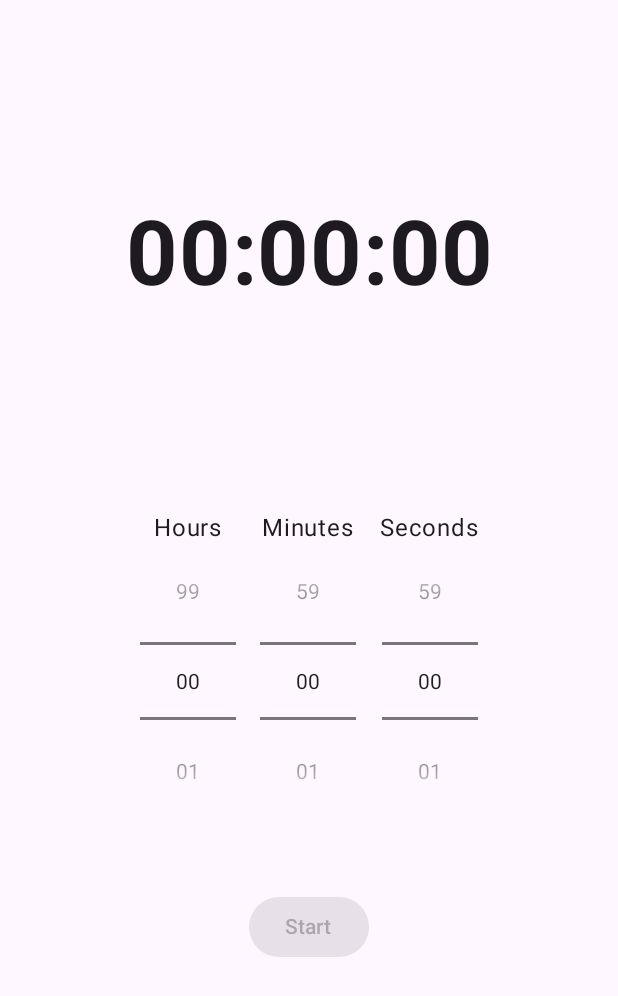
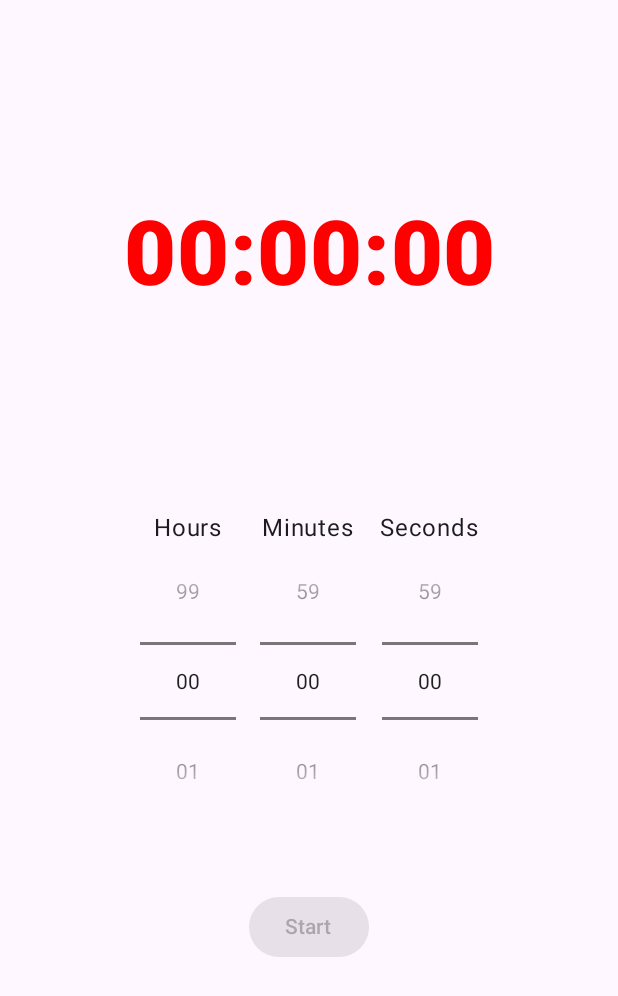
Before and after one commit to AaronRoy12503/Week11AssignmentBCS271, an Android app built with Jetpack Compose: the screen it shows after launch (CountDownActivity), on a phone screen of 412 x 824 dp. Shown: the top 996 px of the screen. Run offline under Robolectric (Android 15) with nearby library versions, the phone set to English and light mode, and no system bars.

Commit message:
Completed ToDo 8

```diff
--- a/app/src/main/java/edu/farmingdale/threadsexample/MainActivity.kt
+++ b/app/src/main/java/edu/farmingdale/threadsexample/MainActivity.kt
@@ -26,5 +26,4 @@ class MainActivity : ComponentActivity() {
     }
 }
 
-// ToDo 7: Play a sound when the timer reaches 0
 // ToDo 8: During the last 10 seconds, make the text red and bold
--- a/app/src/main/java/edu/farmingdale/threadsexample/countdowntimer/TimerScreen.kt
+++ b/app/src/main/java/edu/farmingdale/threadsexample/countdowntimer/TimerScreen.kt
@@ -51,8 +51,7 @@ fun TimerScreen(
             contentAlignment = Alignment.Center
         ) {
             if (timerViewModel.isRunning) {
-                val initialMillis = remember { timerViewModel.remainingMillis.toFloat() }
-                val progress = (timerViewModel.remainingMillis / initialMillis).toFloat()
+                val progress = timerViewModel.remainingMillis.toFloat() / timerViewModel.totalMillis.toFloat()
 
                 val animatedProgress by animateFloatAsState(
                     targetValue = progress,
@@ -70,10 +69,14 @@ fun TimerScreen(
                     color = Color(0xFF6200EE)
                 )
             }
+
+            // Change text color and weight based on remaining time
+            val isLastTenSeconds = timerViewModel.remainingMillis <= 10000
             Text(
                 text = timerText(timerViewModel.remainingMillis),
                 fontSize = 60.sp,
-                fontWeight = FontWeight.Bold,
+                fontWeight = if (isLastTenSeconds) FontWeight.ExtraBold else FontWeight.Bold,
+                color = if (isLastTenSeconds) Color.Red else Color.Unspecified,
                 textAlign = TextAlign.Center
             )
         }
@@ -81,8 +84,8 @@ fun TimerScreen(
             hour = timerViewModel.selectedHour,
             min = timerViewModel.selectedMinute,
             sec = timerViewModel.selectedSecond,
-            onTimePick = timerViewModel::selectTime,
-            enabled = !timerViewModel.isRunning
+            enabled = !timerViewModel.isRunning,
+            onTimePick = timerViewModel::selectTime
         )
         if (timerViewModel.isRunning) {
             Row(
```
